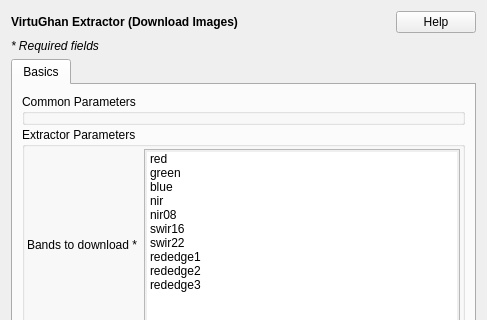
The window that virtughan_qgis/extractor/extractor_form.ui (virtughan/qgis-plugin) describes before a commit, drawn with Qt 5; both pictures show x 0 to 487 and y 0 to 320 of the 487 by 797 pixel window.
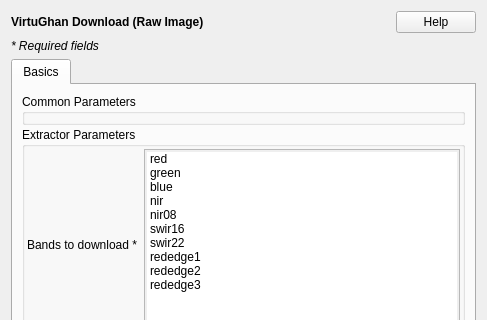
The same window after the commit.

Commit message:
Refine AOI UX, zoom settings, and Compute/Download wording
- Add mode-first AOI flow in Compute and Download with hidden action buttons until mode is selected
- Add Select mode default and hide AOI action/clear controls when no mode is chosen
- Centralize startup map zoom in map_setup and remove per-call override in main plugin
- Add dedicated geocoding scale constant and set geocoding zoom to 15000
- Rename user-facing Engine wording to Compute across forms, menus, results, and messages
- Update Engine/Extractor headings to Compute/Download terminology

```diff
--- a/virtughan_qgis/extractor/extractor_form.ui
+++ b/virtughan_qgis/extractor/extractor_form.ui
@@ -16,7 +16,7 @@
      <item>
       <widget class="QLabel" name="titleLabel">
        <property name="text">
-          <string>&lt;b&gt;VirtuGhan Extractor (Download Images)&lt;/b&gt;</string>
+         <string>&lt;b&gt;VirtuGhan Download (Raw Image)&lt;/b&gt;</string>
        </property>
       </widget>
      </item>
```
The commit also changes 9 other files.
